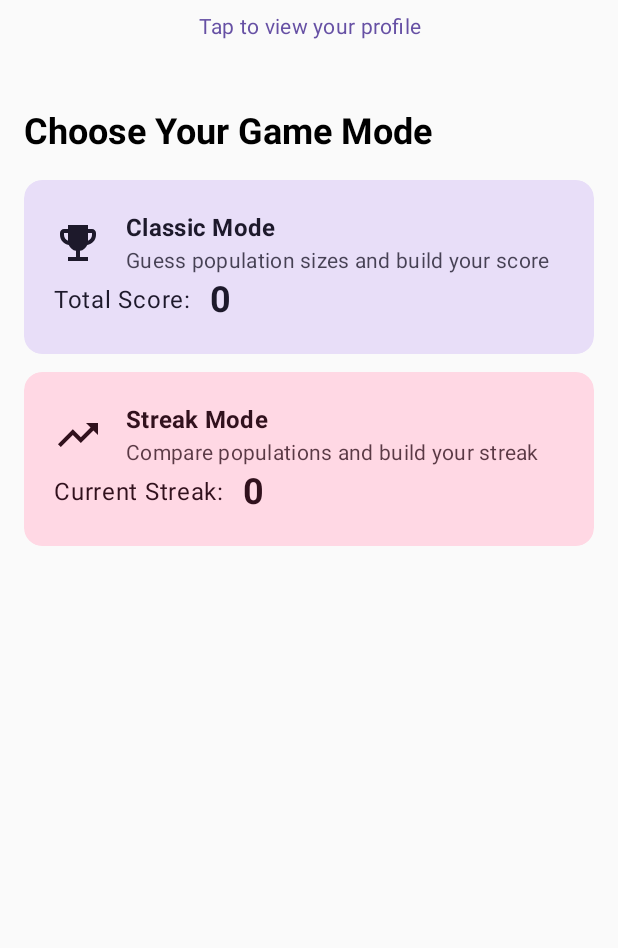
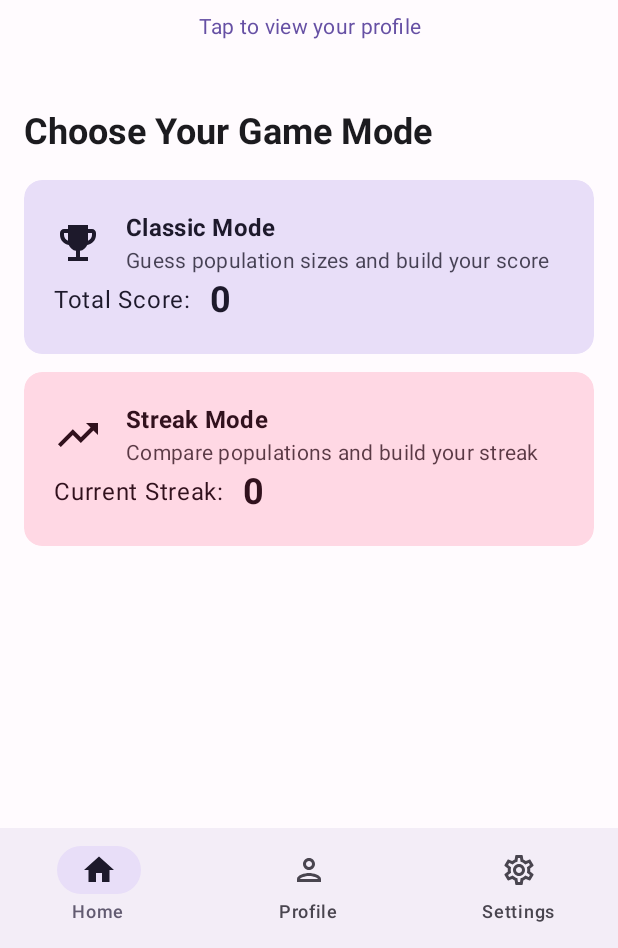
Before and after one commit to arnasmat/MobilePopmasterr, an Android app built with Jetpack Compose: the Home screen opened through its navigation route, on a phone screen of 412 x 824 dp, the part 288-1236 px from its top. Run offline under Robolectric (Android 15) with nearby library versions, the phone set to English and light mode, and no system bars; our stand-ins replace Firebase (no records; nobody signed in at launch, a user with empty details on screens opened directly); pictures from the network do not load.

Commit message:
Bottom nav scaffold

```diff
--- a/app/src/main/java/com/example/mobilepopmasterr/MainActivity.kt
+++ b/app/src/main/java/com/example/mobilepopmasterr/MainActivity.kt
@@ -11,17 +11,19 @@ import androidx.activity.result.contract.ActivityResultContracts
 import androidx.compose.foundation.layout.fillMaxSize
 import androidx.compose.runtime.LaunchedEffect
 import androidx.compose.runtime.getValue
-import androidx.compose.ui.Modifier
 import androidx.lifecycle.compose.collectAsStateWithLifecycle
 import androidx.lifecycle.lifecycleScope
 import androidx.lifecycle.viewmodel.compose.viewModel
 import androidx.navigation.compose.NavHost
 import androidx.navigation.compose.composable
+import androidx.navigation.compose.currentBackStackEntryAsState
 import androidx.navigation.compose.rememberNavController
+import com.example.mobilepopmasterr.data.bottomNavScreens
+import com.example.mobilepopmasterr.ui.navigation.BottomNavigationScaffold
 import com.example.mobilepopmasterr.ui.navigation.Screens
+import com.example.mobilepopmasterr.ui.screens.classicGame.ClassicGameScreen
 import com.example.mobilepopmasterr.ui.screens.homeScreen.HomeScreen
 import com.example.mobilepopmasterr.ui.screens.profile.ProfileScreen
-import com.example.mobilepopmasterr.ui.screens.classicGame.ClassicGameScreen
 import com.example.mobilepopmasterr.ui.screens.signIn.GoogleAuthUIClient
 import com.example.mobilepopmasterr.ui.screens.signIn.SignInScreen
 import com.example.mobilepopmasterr.ui.screens.signIn.SignInViewmodel
@@ -29,9 +31,7 @@ import com.example.mobilepopmasterr.ui.screens.streakGame.StreakGameScreen
 import com.example.mobilepopmasterr.ui.theme.MobilePopmasterrTheme
 import com.google.android.gms.auth.api.identity.Identity
 import kotlinx.coroutines.launch
-// TODO: make a bottom navigation bar with a scaffold
-// TODO: settings,
-// TODO: MOVE ALL STRINGS TO STRING RESOURCES!!
+
 class MainActivity : ComponentActivity() {
     override fun onCreate(savedInstanceState: Bundle?) {
         super.onCreate(savedInstanceState)
@@ -46,13 +46,21 @@ class MainActivity : ComponentActivity() {
                     )
                 }
 
-                NavHost(
+                val navBackStackEntry by navController.currentBackStackEntryAsState()
+                val currentRoute = navBackStackEntry?.destination?.route
+
+                // Hide bottom bar ingame
+                val showBottomBar = currentRoute in bottomNavScreens
+
+                BottomNavigationScaffold(
                     navController = navController,
-                    startDestination = Screens.SignIn.name,
-                    modifier = Modifier
-                        .fillMaxSize()
-
-                ) {
+                    showBottomBar = showBottomBar
+                ) { modifier ->
+                    NavHost(
+                        navController = navController,
+                        startDestination = Screens.SignIn.name,
+                        modifier = modifier.fillMaxSize()
+                    ) {
                     composable(route = Screens.Home.name) {
                         HomeScreen(
                             userData = googleAuthUIClient.getSignedInUser(),
@@ -149,5 +157,5 @@ class MainActivity : ComponentActivity() {
                 }
             }
         }
-                }
+                }}
             }
--- /dev/null
+++ b/app/src/main/java/com/example/mobilepopmasterr/ui/navigation/BottomNavigationScaffold.kt
@@ -0,0 +1,69 @@
+package com.example.mobilepopmasterr.ui.navigation
+
+import androidx.compose.foundation.layout.padding
+import androidx.compose.material3.Icon
+import androidx.compose.material3.NavigationBar
+import androidx.compose.material3.NavigationBarItem
+import androidx.compose.material3.Scaffold
+import androidx.compose.material3.Text
+import androidx.compose.runtime.Composable
+import androidx.compose.runtime.getValue
+import androidx.compose.ui.Modifier
+import androidx.compose.ui.graphics.vector.ImageVector
+import androidx.navigation.NavController
+import androidx.navigation.compose.currentBackStackEntryAsState
+import com.example.mobilepopmasterr.data.bottomNavItems
+
+data class BottomNavItem(
+    val route: String,
+    val title: String,
+    val selectedIcon: ImageVector,
+    val unselectedIcon: ImageVector
+)
+
+@Composable
+fun BottomNavigationScaffold(
+    navController: NavController,
+    showBottomBar: Boolean = true,
+    content: @Composable (modifier: Modifier) -> Unit
+) {
+    if (showBottomBar) {
+        Scaffold(
+            bottomBar = {
+                NavigationBar {
+                    val navBackStackEntry by navController.currentBackStackEntryAsState()
+                    val currentDestination = navBackStackEntry?.destination
+
+                    bottomNavItems.forEach { item ->
+                        val isSelected = currentDestination?.route == item.route
+
+                        NavigationBarItem(
+                            icon = {
+                                Icon(
+                                    imageVector = if (isSelected) item.selectedIcon else item.unselectedIcon,
+                                    contentDescription = item.title
+                                )
+                            },
+                            label = { Text(item.title) },
+                            selected = isSelected,
+                            onClick = {
+                                if (!isSelected) {
+                                    // makes it so clicking back button doesn't go to the previous navbar screen cuz that feels weird lol
+                                    navController.navigate(item.route) {
+                                        popUpTo(Screens.Home.name)
+                                        launchSingleTop = true
+                                    }
+                                }
+                            }
+                        )
+                    }
+                }
+            }
+        ) { paddingValues ->
+            content(Modifier.padding(paddingValues))
+        }
+    } else {
+        // if hidden, no padding (messes things up in game screens)
+        content(Modifier)
+    }
+}
```
Also changed, not shown: app/src/main/java/com/example/mobilepopmasterr/data/BottomNavItems.kt (added, +38 -0 lines), app/src/main/java/com/example/mobilepopmasterr/ui/screens/settings/SettingsScreen.kt (added, +15 -0 lines).
